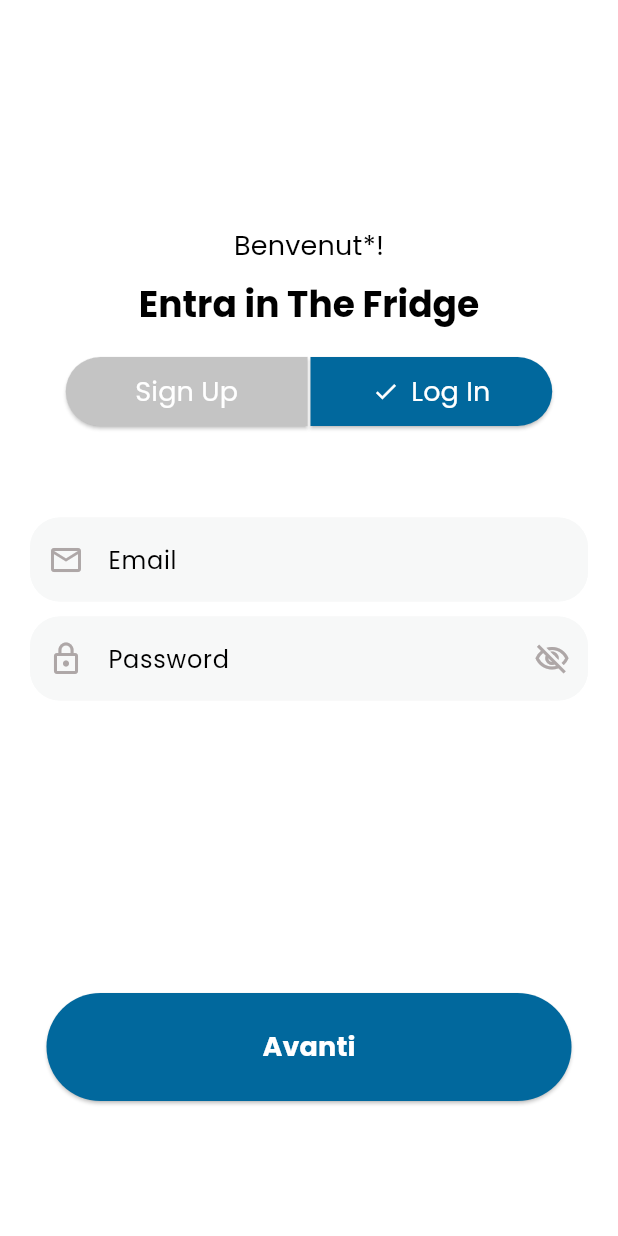
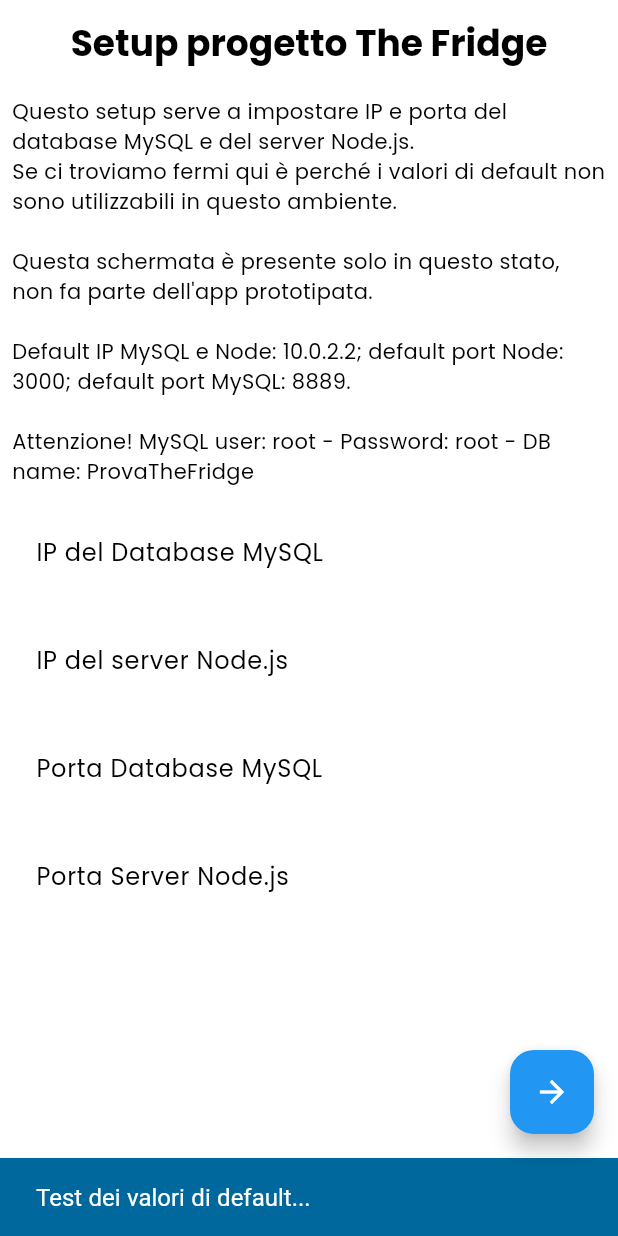
Before and after one commit to Twdrfll/food_storage_ceo, a Flutter app: the first screen one second after launch, on a phone screen of 412 x 824 dp. Run offline on Flutter 3.47's test engine with Material 3 defaults, Android fonts, the phone set to English and light mode, and no system bars; our stand-ins replace flutter_colorpicker, google_fonts, shared_preferences, socket_io_client, table_calendar; missing offline and left inert: dart:ffi, dart_mysql, fast_barcode_scanner; network calls fail.

Commit message:
Exam Candidate 3
Commit finale. Aggiunta schermata per la configurazione degli ip di server e database nonché relative porte.

```diff
--- a/lib/database_connection.dart
+++ b/lib/database_connection.dart
@@ -3,11 +3,14 @@ import 'dart:async';
 
 class DatabaseConnection {
 
+  // String hostname = '10.0.2.2';
   String hostname = '10.0.2.2';
   int port = 8889;
+  // int port = 8889;
   String user = 'root';
   String password = 'root';
   String database = 'ProvaTheFridge';
+  bool connected = false;
   var settings;
   var connection;
 
@@ -21,16 +24,47 @@ class DatabaseConnection {
       password: this.password,
       db: this.database,
     );
-    this.connection = dart_mysql.MySqlConnection.connect(this.settings);
+    // this.connection = dart_mysql.MySqlConnection.connect(this.settings);
+    connect().then((value) {
+      if (value) {
+        connected = true;
+        print('Connected to the database');
+      } else {
+        connected = false;
+        print('Error while trying to connect to the database');
+      }
+    });
   }
-
 
   factory DatabaseConnection() {
     return _instance;
   }
 
-  Future<void> connect() async {
-    this.connection = await dart_mysql.MySqlConnection.connect(this.settings);
+  void setHostname(String hostname) {
+    this.hostname = hostname;
+  }
+
+  void setPort(int port) {
+    this.port = port;
+  }
+
+  Future<bool> connect() async {
+    // this.connection = await dart_mysql.MySqlConnection.connect(this.settings);
+    try {
+      this.settings = dart_mysql.ConnectionSettings(
+        host: this.hostname,
+        port: this.port,
+        user: this.user,
+        password: this.password,
+        db: this.database,
+      );
+      print('connecting to: ' + this.hostname);
+      print('at port: ' + this.port.toString());
+      this.connection = await dart_mysql.MySqlConnection.connect(this.settings);
+      return true;
+    } catch (e) {
+      return false;
+    }
   }
 
   Future<List> query(String sql) async {
--- a/lib/fridge_event.dart
+++ b/lib/fridge_event.dart
@@ -19,6 +19,7 @@ class FridgeEvent {
   String _ipaddress = "";
   String _port = "";
   String _url = "";
+  bool connected = false;
   bool processing_update = false; // credo ci sia un bug per cui l'evento di aggiornamento viene gestito molteplici volte, gestisco l'esecuzione solo se questo flag è false
   late IO.Socket socket;
   bool _update = false;
@@ -40,14 +41,36 @@ class FridgeEvent {
   }
 
   FridgeEvent._internal() {
-    this._ipaddress = "10.0.2.2";
-    this._port = "3000";
+    // this._ipaddress = "10.0.2.2";
+    this._ipaddress = "";
+    this._port = "";
+    // this._port = "3000";
     this._fridgeID = "";
     this._url = "http://" + this._ipaddress + ":" + this._port;
     this.socket = IO.io(this._url, <String, dynamic>{
       'transports': ['websocket'],
       'autoConnect': false,
     });
+  }
+
+  void setIP(String ip) {
+    this._ipaddress = ip;
+    this._url = "http://" + this._ipaddress + ":" + this._port;
+    this.socket = IO.io(this._url, <String, dynamic>{
+      'transports': ['websocket'],
+      'autoConnect': false,
+    });
+    print("url is " + this._url);
+  }
+
+  void setPort(String port) {
+    this._port = port;
+    this._url = "http://" + this._ipaddress + ":" + this._port;
+    this.socket = IO.io(this._url, <String, dynamic>{
+      'transports': ['websocket'],
+      'autoConnect': false,
+    });
+    print("url is " + this._url);
   }
 
   /* funzione che si occupa di instaurare la connessione con il server node e di
@@ -59,10 +82,11 @@ class FridgeEvent {
       'autoConnect': false,
     }); */
 
-    await socket.connect();
+    socket.connect();
 
     socket.onConnect((_) {
       print("Connected");
+      connected = true;
       // invia l'id del frigo al server node
       socket.emit("fridgeID", this._fridgeID);
     });
--- a/lib/main.dart
+++ b/lib/main.dart
@@ -1,5 +1,6 @@
 import 'package:flutter/material.dart';
 import 'package:food_storage_ceo/screen/app_settings.dart';
+import 'screen/setup_demo.dart';
 import 'package:food_storage_ceo/screen/sort.dart';
 import 'screen/login_signup.dart';
 import 'screen/home.dart';
@@ -40,7 +41,7 @@ class MyApp extends StatelessWidget {
           return MaterialApp(
             debugShowCheckedModeBanner: false,
             title: 'Flutter Demo',
-            home: LoginAndSignup(),
+            home: InitialSetup(),
             theme: mainTheme,
             routes: {
               '/home': (context) => Home(),
--- /dev/null
+++ b/lib/screen/setup_demo.dart
@@ -0,0 +1,248 @@
+import 'dart:async';
+import 'dart:ffi';
+
+import 'package:flutter/material.dart';
+import 'package:socket_io_client/socket_io_client.dart' as IO;
+import '../database_connection.dart';
+import '../fridge_event.dart';
+
+class InitialSetup extends StatefulWidget {
+  @override
+  _InitialSetupState createState() => _InitialSetupState();
+}
+
+class _InitialSetupState extends State<InitialSetup> {
+
+  DatabaseConnection db = DatabaseConnection();
+  FridgeEvent fe = FridgeEvent();
+
+  String serverip = '';
+  String serverport = '';
+
+  late IO.Socket testsocket;
+
+  List<bool> checks = [];
+
+  bool nodeServerStatus = false;
+  bool isLoaded = false;
+
+  TextEditingController mysqlIpController = TextEditingController();
+  TextEditingController nodeIpController = TextEditingController();
+  TextEditingController mysqlPortController = TextEditingController();
+  TextEditingController nodePortController = TextEditingController();
+
+  @override
+  initState() {
+    super.initState();
+    db.connect().then((value) {
+      print(checks);
+      ScaffoldMessenger.of(context).showSnackBar(SnackBar(
+        content: Text('Test dei valori di default...',),
+        duration: Duration(seconds: 1),
+      ));
+      if (value) {
+        checks.add(value);
+        print(checks);
+        ScaffoldMessenger.of(context).showSnackBar(SnackBar(
+          content: Text('Database raggiunto!',),
+          duration: Duration(seconds: 1),
+        ));
+        print('Connected to the database');
+      } else {
+        print(checks);
+        ScaffoldMessenger.of(context).showSnackBar(SnackBar(
+          content: Text('Qualcosa non va con il database MySQL'),
+          duration: Duration(seconds: 1),
+        ));
+        print('Error while trying to connect to the database');
+      }
+      if (checks.length == 1) {
+        print(checks);
+        serverTest('10.0.2.2', '3000').then((value) {
+          checks.add(value);
+          if (value) {
+            print(checks);
+            ScaffoldMessenger.of(context).showSnackBar(SnackBar(
+              content: Text('Server raggiunto!',),
+              duration: Duration(seconds: 1),
+            ));
+            print('Connected to the server');
+          } else {
+            print(checks);
+            ScaffoldMessenger.of(context).showSnackBar(SnackBar(
+              content: Text('Qualcosa non va con il server Node.js'),
+              duration: Duration(seconds: 1),
+            ));
+            print('Error while trying to connect to the server');
+          }
+          if (checks.length == 2) {
+            if (checks[0] && checks[1]) {
+              Navigator.pushReplacementNamed(context, '/login');
+            }
+          }
+        });
+      }
+      // se i valori di check sono entrambi true, allora possiamo andare avanti con l'app
+    });
+  }
+
+  Future<bool> serverTest(String servIP, String servPort) async {
+
+    serverip = servIP; // da mettere default 10.0.2.2
+    serverport = servPort; // idem ma 3000
+
+    Completer<bool> completer = Completer<bool>();
+
+    testsocket = IO.io('http://' + serverip + ':' + serverport, <String, dynamic>{
+      'transports': ['websocket'],
+      'autoConnect': false,
+    });
+
+    testsocket.connect();
+
+    testsocket.onConnect((_) {
+      fe.setIP(serverip);
+      fe.setPort(serverport);
+      Future.delayed(Duration(seconds: 3), () {
+        if(!completer.isCompleted) {
+          testsocket.disconnect();
+          completer.complete(true);
+        }
+      });
+    });
+
+    testsocket.onConnectError((data) {
+      if (!completer.isCompleted) {
+        completer.complete(false);
+      }
+    });
+
+    return completer.future;
+  }
+
+  Icon getIcon() {
+    if (isLoaded) {
+      return Icon(Icons.lock_clock);
+    } else {
+      return Icon(Icons.arrow_forward);
+    }
+  }
+
+  @override
+  Widget build(BuildContext context) {
+
+    return Scaffold(
+      resizeToAvoidBottomInset: true,
+      appBar: AppBar(
+        title: Center(child: Text('Setup progetto The Fridge')),
+      ),
+      body: SingleChildScrollView(
+        child: Column(
+          mainAxisAlignment: MainAxisAlignment.start,
+          crossAxisAlignment: CrossAxisAlignment.center,
+          children: <Widget>[
+            Padding(
+              padding: EdgeInsets.all(8.0),
+              child: Text(
+                'Questo setup serve a impostare IP e porta del database MySQL e del server Node.js.'
+                    '\nSe ci troviamo fermi qui è perché i valori di default non sono utilizzabili in questo ambiente.'
+                    '\n\nQuesta schermata è presente solo in questo stato, non fa parte dell\'app prototipata.'
+                    '\n\nDefault IP MySQL e Node: 10.0.2.2; default port Node: 3000; default port MySQL: 8889.'
+                    '\n\nAttenzione! MySQL user: root - Password: root - DB name: ProvaTheFridge',
+              ),
+            ),
+            Padding(
+              padding: EdgeInsets.all(8.0),
+              child: TextField(
+                controller: mysqlIpController,
+                decoration: InputDecoration(
+                  border: OutlineInputBorder(),
+                  labelText: 'IP del Database MySQL',
+                ),
+              ),
+            ),
+            Padding(
+              padding: EdgeInsets.all(8.0),
+              child: TextField(
+                controller: nodeIpController,
+                decoration: InputDecoration(
+                  border: OutlineInputBorder(),
+                  labelText: 'IP del server Node.js',
+                ),
+              ),
+            ),
+            Padding(
+              padding: EdgeInsets.all(8.0),
+              child: TextField(
+                controller: mysqlPortController,
+                decoration: InputDecoration(
+                  border: OutlineInputBorder(),
+                  labelText: 'Porta Database MySQL',
+                ),
+              ),
+            ),
+            Padding(
+              padding: EdgeInsets.all(8.0),
+              child: TextField(
+                controller: nodePortController,
+                decoration: InputDecoration(
+                  border: OutlineInputBorder(),
+                  labelText: 'Porta Server Node.js',
+                ),
+              ),
+            ),
+          ],
+        ),
+      ),
+      floatingActionButton: FloatingActionButton(
+        onPressed: () {
+          checks.clear();
+          if (mysqlIpController.text.isEmpty || nodeIpController.text.isEmpty || mysqlPortController.text.isEmpty || nodePortController.text.isEmpty) {
+            ScaffoldMessenger.of(context).showSnackBar(SnackBar(
+              content: Text('Inserire tutti i valori'),
+            ));
+            return;
+          }
+          db.setHostname(mysqlIpController.text);
+          db.setPort(int.parse(mysqlPortController.text));
+          db.connect().then((value) {
+            checks.add(value);
+            if (value) {
+              print('Connected to the database');
+              setState(() {
+                isLoaded = true;
+              });
+            } else {
+              print('Error while trying to connect to the database');
+              // mostro un toast con l'errore
+              ScaffoldMessenger.of(context).showSnackBar(SnackBar(
+                content: Text('Qualcosa non va con il database MySQL'),
+              ));
+            }
+          });
+          serverTest(nodeIpController.text, nodePortController.text).then((value) {
+            checks.add(value);
+            if (value) {
+              print('Connected to the server');
+              setState(() {
+                isLoaded = true;
+              });
+            } else {
+              print('Error while trying to connect to the server');
+              // mostro un toast con l'errore
+              ScaffoldMessenger.of(context).showSnackBar(SnackBar(
+                content: Text('Qualcosa non va con il server Node.js'),
+              ));
+            }
+            if (checks.length == 2) {
+              if (checks[0] && checks[1]) {
+                Navigator.pushReplacementNamed(context, '/login');
+              }
+            }
+          });
+        },
+        child: getIcon(),
+      ),
+    );
+  }
+}
```
